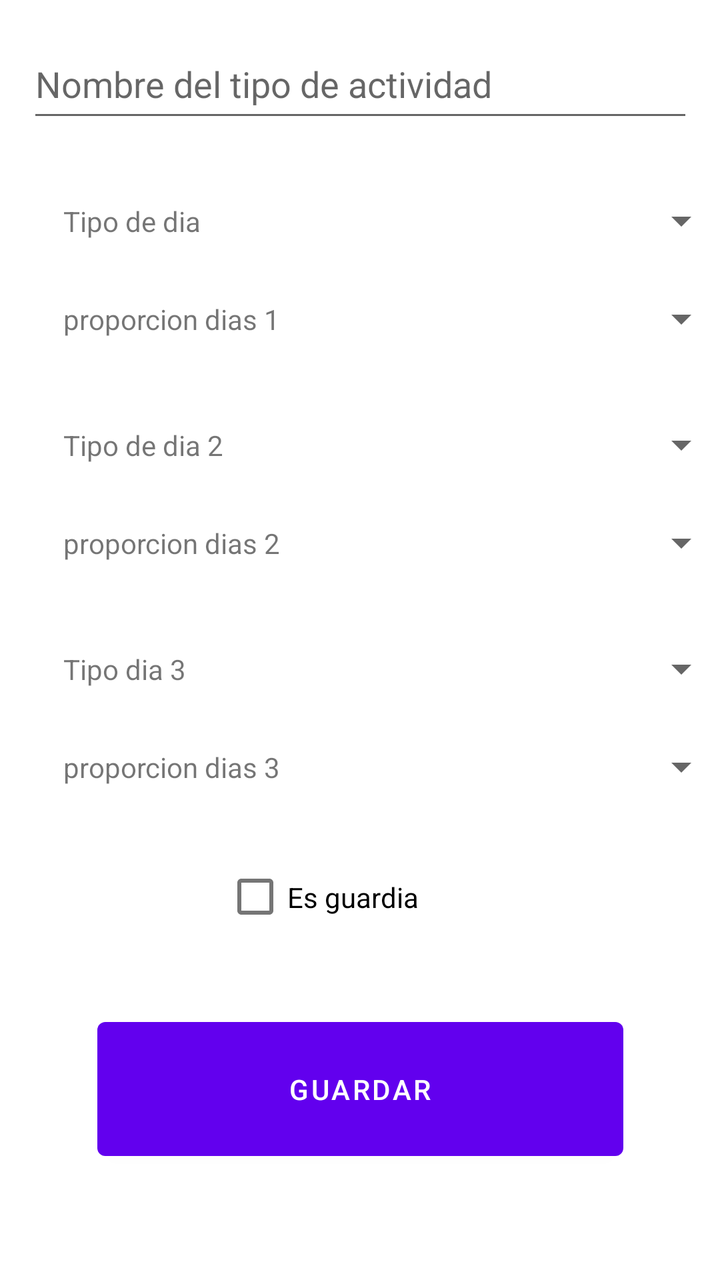
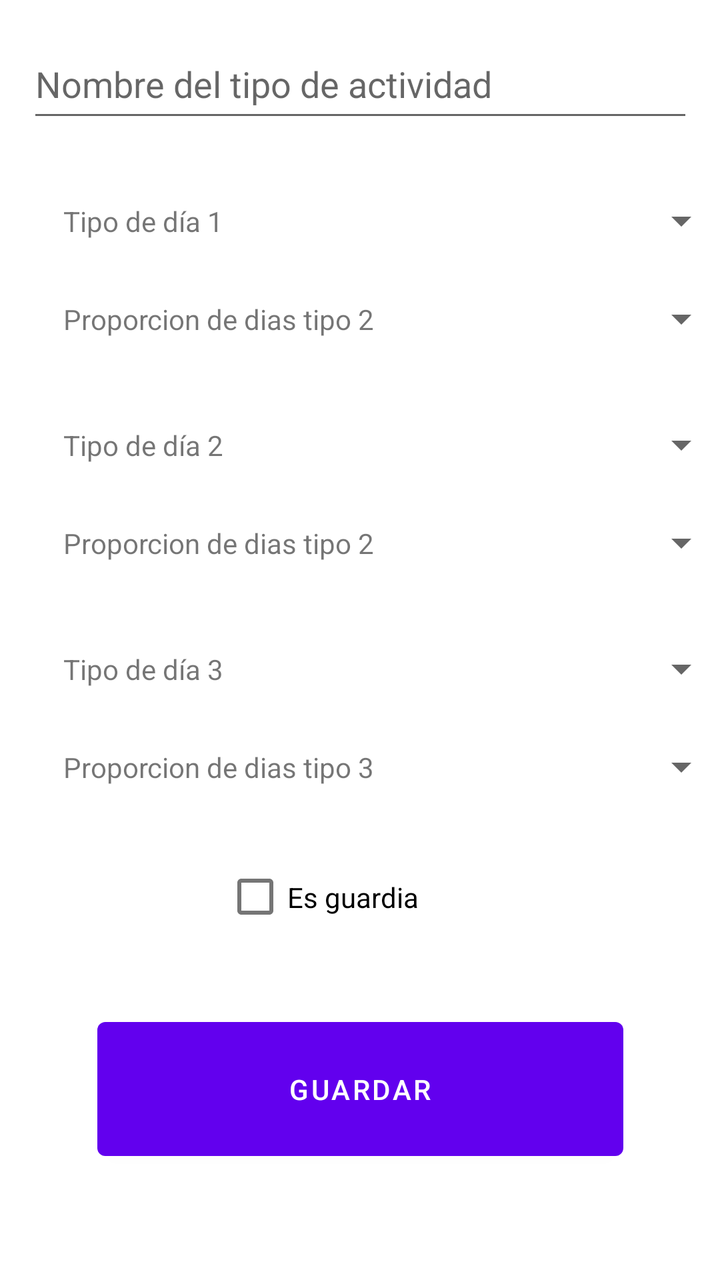

The first picture is an Android layout as it rendered before a commit; the second is the same layout after the commit. The layout source and the unified diff follow.
<!-- AndroidManifest.xml: application theme Theme.NiUnDiaGratis -->
<!-- res/layout/fragment_add_tipo_actividad.xml -->
<?xml version="1.0" encoding="utf-8"?>
<androidx.constraintlayout.widget.ConstraintLayout xmlns:android="http://schemas.android.com/apk/res/android"
    xmlns:app="http://schemas.android.com/apk/res-auto"
    xmlns:tools="http://schemas.android.com/tools"
    android:layout_width="match_parent"
    android:layout_height="match_parent"
    tools:context=".AddTipoActividadFragment">



    <EditText
        android:id="@+id/editTextNombreTipoAct12"
        android:layout_width="333dp"
        android:layout_height="51dp"
        android:layout_marginBottom="28dp"
        app:layout_constraintBottom_toTopOf="@+id/textViewTipo1Dia12"
        app:layout_constraintEnd_toEndOf="parent"
        app:layout_constraintHorizontal_bias="0.512"
        app:layout_constraintStart_toStartOf="parent"
        android:hint="@string/nombre_tipo_act"/>

    <TextView
        android:id="@+id/textView2ProporcionDias12"
        android:layout_width="163dp"
        android:layout_height="33dp"
        android:layout_marginBottom="30dp"
        android:text="proporcion dias 2"
        android:gravity="left|center_vertical"
        app:layout_constraintBottom_toTopOf="@+id/textViewTipo3Dia12"
        app:layout_constraintEnd_toEndOf="parent"
        app:layout_constraintHorizontal_bias="0.161"
        app:layout_constraintStart_toStartOf="parent" />

    <Spinner
        android:id="@+id/spinner2Proporcion12"
        android:layout_width="170dp"
        android:layout_height="33dp"
        android:layout_marginBottom="30dp"
        android:prompt="@string/spinner_tipo_dia"
        app:layout_constraintBottom_toTopOf="@+id/spinnerTipo3Dia12"
        app:layout_constraintEnd_toEndOf="parent"
        app:layout_constraintHorizontal_bias="0.0"
        app:layout_constraintStart_toEndOf="@+id/textView2ProporcionDias12" />

    <TextView
        android:id="@+id/textViewTipo1Dia12"
        android:layout_width="163dp"
        android:layout_height="33dp"
        android:layout_marginBottom="16dp"
        android:gravity="left|center_vertical"
        android:text="Tipo de dia"
        app:layout_constraintBottom_toTopOf="@+id/textView1ProporcionDias12"
        app:layout_constraintEnd_toEndOf="parent"
        app:layout_constraintHorizontal_bias="0.161"
        app:layout_constraintStart_toStartOf="parent" />

    <Spinner
        android:id="@+id/spinnerTipo1Dia12"
        android:layout_width="170dp"
        android:layout_height="33dp"
        android:layout_marginBottom="16dp"
        android:prompt="@string/spinner_tipo_dia"
        app:layout_constraintBottom_toTopOf="@+id/spinner1Proporcion12"
        app:layout_constraintEnd_toEndOf="parent"
        app:layout_constraintHorizontal_bias="0.0"
        app:layout_constraintStart_toEndOf="@+id/textViewTipo1Dia12" />

    <TextView
        android:id="@+id/textViewTipo3Dia12"
        android:layout_width="163dp"
        android:layout_height="33dp"
        android:layout_marginBottom="16dp"
        android:text="Tipo dia 3"
        android:gravity="left|center_vertical"
        app:layout_constraintBottom_toTopOf="@+id/textView3ProporcionDias12"
        app:layout_constraintEnd_toEndOf="parent"
        app:layout_constraintHorizontal_bias="0.161"
        app:layout_constraintStart_toStartOf="parent" />

    <Spinner
        android:id="@+id/spinnerTipo3Dia12"
        android:layout_width="170dp"
        android:layout_height="33dp"
        android:layout_marginBottom="16dp"
        android:prompt="@string/spinner_tipo_dia"
        app:layout_constraintBottom_toTopOf="@+id/spinner3Proporcion12"
        app:layout_constraintStart_toEndOf="@+id/textViewTipo3Dia12" />

    <Spinner
        android:id="@+id/spinnerTipo2Dia12"
        android:layout_width="170dp"
        android:layout_height="33dp"
        android:layout_marginBottom="16dp"
        android:prompt="@string/spinner_tipo_dia"
        app:layout_constraintBottom_toTopOf="@+id/spinner2Proporcion12"
        app:layout_constraintEnd_toEndOf="parent"
        app:layout_constraintHorizontal_bias="0.0"
        app:layout_constraintStart_toEndOf="@+id/textViewTipo2Dia12" />

    <TextView
        android:id="@+id/textViewTipo2Dia12"
        android:layout_width="163dp"
        android:layout_height="33dp"
        android:layout_marginBottom="16dp"
        android:text="Tipo de dia 2"
        android:gravity="left|center_vertical"
        app:layout_constraintBottom_toTopOf="@+id/textView2ProporcionDias12"
        app:layout_constraintEnd_toEndOf="parent"
        app:layout_constraintHorizontal_bias="0.161"
        app:layout_constraintStart_toStartOf="parent" />

    <Spinner
        android:id="@+id/spinner1Proporcion12"
        android:layout_width="170dp"
        android:layout_height="33dp"
        android:layout_marginBottom="30dp"
        android:prompt="@string/spinner_tipo_dia"
        app:layout_constraintBottom_toTopOf="@+id/spinnerTipo2Dia12"
        app:layout_constraintEnd_toEndOf="parent"
        app:layout_constraintHorizontal_bias="0.0"
        app:layout_constraintStart_toEndOf="@+id/textView1ProporcionDias12" />

    <TextView
        android:id="@+id/textView1ProporcionDias12"
        android:layout_width="163dp"
        android:layout_height="33dp"
        android:layout_marginBottom="30dp"
        android:text="proporcion dias 1"
        android:gravity="left|center_vertical"
        app:layout_constraintBottom_toTopOf="@+id/textViewTipo2Dia12"
        app:layout_constraintEnd_toEndOf="parent"
        app:layout_constraintHorizontal_bias="0.161"
        app:layout_constraintStart_toStartOf="parent" />

    <Spinner
        android:id="@+id/spinner3Proporcion12"
        android:layout_width="170dp"
        android:layout_height="33dp"
        android:layout_marginEnd="16dp"
        android:layout_marginBottom="24dp"
        android:prompt="@string/spinner_tipo_dia"
        app:layout_constraintBottom_toTopOf="@+id/checkBoxGuardia12"
        app:layout_constraintEnd_toEndOf="parent"
        app:layout_constraintHorizontal_bias="0.0"
        app:layout_constraintStart_toEndOf="@+id/textView3ProporcionDias12" />

    <TextView
        android:id="@+id/textView3ProporcionDias12"
        android:layout_width="163dp"
        android:layout_height="33dp"
        android:layout_marginBottom="24dp"
        android:text="proporcion dias 3"
        android:gravity="left|center_vertical"
        app:layout_constraintBottom_toTopOf="@+id/checkBoxGuardia12"
        app:layout_constraintEnd_toEndOf="parent"
        app:layout_constraintHorizontal_bias="0.161"
        app:layout_constraintStart_toStartOf="parent" />

    <Button
        android:id="@+id/buttonCalcular12"
        android:layout_width="263dp"
        android:layout_height="79dp"
        android:text="@string/btnGuardar"
        app:layout_constraintBottom_toBottomOf="parent"
        app:layout_constraintEnd_toEndOf="parent"
        app:layout_constraintStart_toStartOf="parent"
        app:layout_constraintTop_toTopOf="parent"
        app:layout_constraintVertical_bias="0.9" />

    <CheckBox
        android:id="@+id/checkBoxGuardia12"
        android:layout_width="137dp"
        android:layout_height="49dp"
        android:layout_marginBottom="32dp"
        android:text="Es guardia"
        app:layout_constraintBottom_toTopOf="@+id/buttonCalcular12"
        app:layout_constraintEnd_toEndOf="parent"
        app:layout_constraintStart_toStartOf="parent" />

</androidx.constraintlayout.widget.ConstraintLayout>
<!-- resources referenced by this layout -->
<resources>
  <string name="btnGuardar">Guardar</string>
  <string name="nombre_tipo_act">Nombre del tipo de actividad</string>
  <string name="spinner_tipo_dia">Seleccionar el tipo de día</string>
  <style name="Theme.NiUnDiaGratis" parent="Theme.MaterialComponents.DayNight.DarkActionBar">
          
          <item name="colorPrimary">@color/purple_500</item>
          <item name="colorPrimaryVariant">@color/purple_700</item>
          <item name="colorOnPrimary">@color/white</item>
          
          <item name="colorSecondary">@color/teal_200</item>
          <item name="colorSecondaryVariant">@color/teal_700</item>
          <item name="colorOnSecondary">@color/black</item>
          
          <item name="android:statusBarColor">?attr/colorPrimaryVariant</item>
          
      </style>
  <color name="purple_500">#FF6200EE</color>
  <color name="purple_700">#FF3700B3</color>
  <color name="white">#FFFFFFFF</color>
  <color name="teal_200">#FF03DAC5</color>
  <color name="teal_700">#FF018786</color>
  <color name="black">#FF000000</color>
</resources>

<!-- the commit's change to res/layout/fragment_add_tipo_actividad.xml (unified diff, before → after) -->
@@ -17,15 +17,17 @@
         app:layout_constraintEnd_toEndOf="parent"
         app:layout_constraintHorizontal_bias="0.512"
         app:layout_constraintStart_toStartOf="parent"
-        android:hint="@string/nombre_tipo_act"/>
+        android:hint="@string/nombre_tipo_act"
+        android:importantForAutofill="no"
+        android:inputType="text" />
 
     <TextView
         android:id="@+id/textView2ProporcionDias12"
         android:layout_width="163dp"
         android:layout_height="33dp"
         android:layout_marginBottom="30dp"
-        android:text="proporcion dias 2"
-        android:gravity="left|center_vertical"
+        android:text="@string/prop_dias_2"
+        android:gravity="start|center_vertical"
         app:layout_constraintBottom_toTopOf="@+id/textViewTipo3Dia12"
         app:layout_constraintEnd_toEndOf="parent"
         app:layout_constraintHorizontal_bias="0.161"
@@ -47,8 +49,8 @@
         android:layout_width="163dp"
         android:layout_height="33dp"
         android:layout_marginBottom="16dp"
-        android:gravity="left|center_vertical"
-        android:text="Tipo de dia"
+        android:gravity="start|center_vertical"
+        android:text="@string/tipo_dia_1"
         app:layout_constraintBottom_toTopOf="@+id/textView1ProporcionDias12"
         app:layout_constraintEnd_toEndOf="parent"
         app:layout_constraintHorizontal_bias="0.161"
@@ -70,8 +72,8 @@
         android:layout_width="163dp"
         android:layout_height="33dp"
         android:layout_marginBottom="16dp"
-        android:text="Tipo dia 3"
-        android:gravity="left|center_vertical"
+        android:text="@string/tipo_dia_3"
+        android:gravity="start|center_vertical"
         app:layout_constraintBottom_toTopOf="@+id/textView3ProporcionDias12"
         app:layout_constraintEnd_toEndOf="parent"
         app:layout_constraintHorizontal_bias="0.161"
@@ -102,8 +104,8 @@
         android:layout_width="163dp"
         android:layout_height="33dp"
         android:layout_marginBottom="16dp"
-        android:text="Tipo de dia 2"
-        android:gravity="left|center_vertical"
+        android:text="@string/tipo_dia_2"
+        android:gravity="start|center_vertical"
         app:layout_constraintBottom_toTopOf="@+id/textView2ProporcionDias12"
         app:layout_constraintEnd_toEndOf="parent"
         app:layout_constraintHorizontal_bias="0.161"
@@ -125,8 +127,8 @@
         android:layout_width="163dp"
         android:layout_height="33dp"
         android:layout_marginBottom="30dp"
-        android:text="proporcion dias 1"
-        android:gravity="left|center_vertical"
+        android:text="@string/prop_dias_2"
+        android:gravity="start|center_vertical"
         app:layout_constraintBottom_toTopOf="@+id/textViewTipo2Dia12"
         app:layout_constraintEnd_toEndOf="parent"
         app:layout_constraintHorizontal_bias="0.161"
@@ -149,8 +151,8 @@
         android:layout_width="163dp"
         android:layout_height="33dp"
         android:layout_marginBottom="24dp"
-        android:text="proporcion dias 3"
-        android:gravity="left|center_vertical"
+        android:text="@string/prop_dias_3"
+        android:gravity="start|center_vertical"
         app:layout_constraintBottom_toTopOf="@+id/checkBoxGuardia12"
         app:layout_constraintEnd_toEndOf="parent"
         app:layout_constraintHorizontal_bias="0.161"
@@ -172,7 +174,7 @@
         android:layout_width="137dp"
         android:layout_height="49dp"
         android:layout_marginBottom="32dp"
-        android:text="Es guardia"
+        android:text="@string/es_guardia"
         app:layout_constraintBottom_toTopOf="@+id/buttonCalcular12"
         app:layout_constraintEnd_toEndOf="parent"
         app:layout_constraintStart_toStartOf="parent" />
<!-- resource entries referenced after the edit -->
@@ -1,8 +1,14 @@
 <!-- resources referenced by this layout -->
 <resources>
   <string name="btnGuardar">Guardar</string>
+  <string name="es_guardia">Es guardia</string>
   <string name="nombre_tipo_act">Nombre del tipo de actividad</string>
+  <string name="prop_dias_2">Proporcion de dias tipo 2</string>
+  <string name="prop_dias_3">Proporcion de dias tipo 3</string>
   <string name="spinner_tipo_dia">Seleccionar el tipo de día</string>
+  <string name="tipo_dia_1">Tipo de día 1</string>
+  <string name="tipo_dia_2">Tipo de día 2</string>
+  <string name="tipo_dia_3">Tipo de día 3</string>
   <style name="Theme.NiUnDiaGratis" parent="Theme.MaterialComponents.DayNight.DarkActionBar">
           
           <item name="colorPrimary">@color/purple_500</item>
